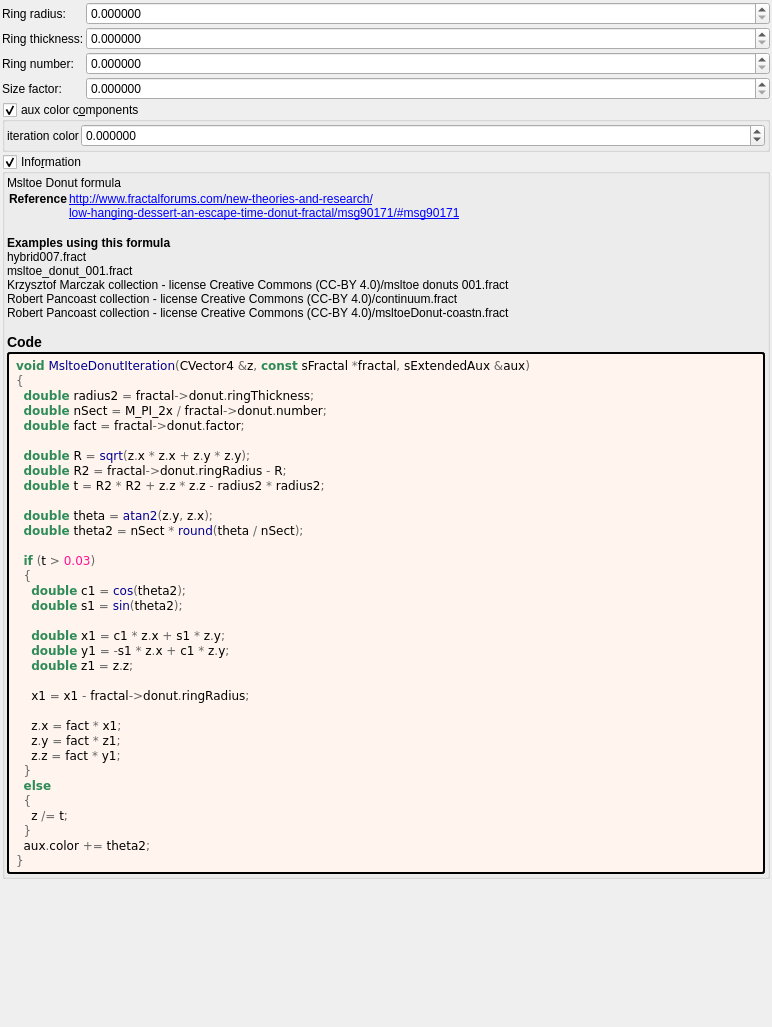
Before: the Qt Designer form mandelbulber2/formula/ui/difs_msltoe_donut.ui in buddhi1980/mandelbulber2, drawn with Qt 5.
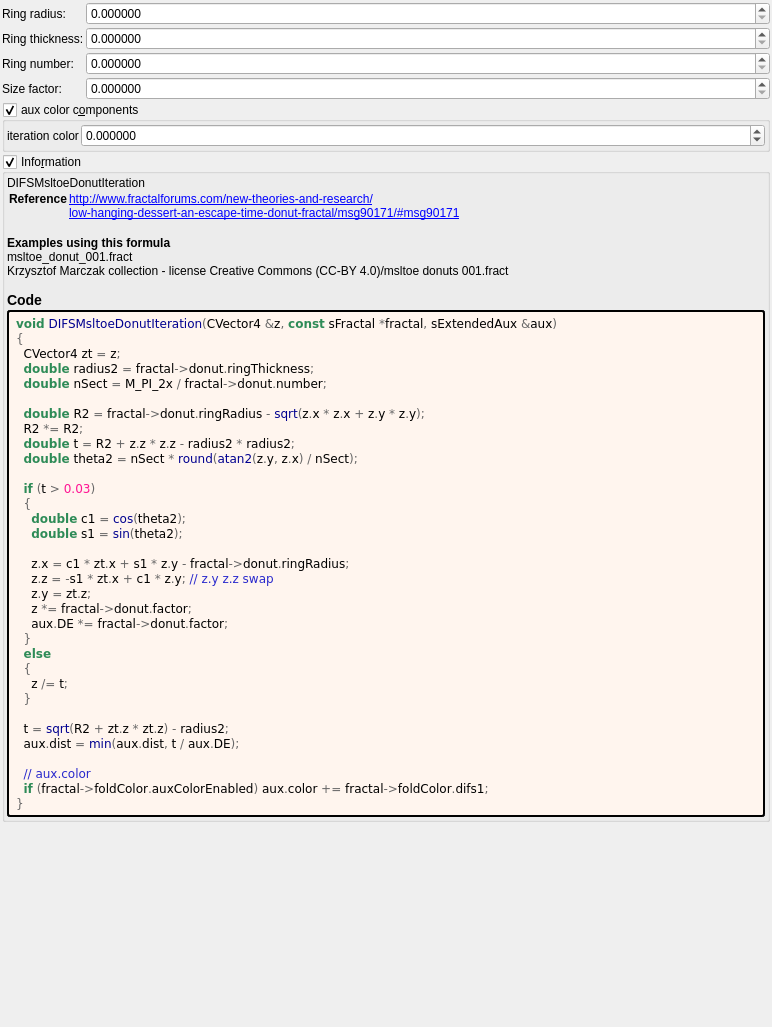
After: the same form once the commit is applied. Custom widgets are drawn as their Qt base class.

Commit message: Updated OpenCL formulas and UI files using populate*.php scripts

Diff of the .ui file:
```diff
--- a/mandelbulber2/formula/ui/difs_msltoe_donut.ui
+++ b/mandelbulber2/formula/ui/difs_msltoe_donut.ui
@@ -272,12 +272,12 @@
       <item>
        <widget class="QLabel" name="label_information_general">
         <property name="text">
-         <string notr="true">&lt;p&gt;Msltoe Donut formula&lt;/p&gt;&lt;table&gt;
+         <string notr="true">&lt;p&gt;DIFSMsltoeDonutIteration&lt;/p&gt;&lt;table&gt;
 &lt;tr&gt;&lt;th&gt;Reference&lt;/th&gt;&lt;td&gt;&lt;a href=&quot;http://www.fractalforums.com/new-theories-and-research/&quot;&gt;http://www.fractalforums.com/new-theories-and-research/&lt;br&gt;
 &lt;a href=&quot;low-hanging-dessert-an-escape-time-donut-fractal/msg90171/#msg90171&quot;&gt;low-hanging-dessert-an-escape-time-donut-fractal/msg90171/#msg90171&lt;br&gt;
 &lt;/td&gt;&lt;/tr&gt;
 &lt;/table&gt;
-&lt;br&gt;&lt;b&gt;Examples using this formula&lt;/b&gt;&lt;br&gt;hybrid007.fract&lt;br&gt;msltoe_donut_001.fract&lt;br&gt;Krzysztof Marczak collection - license Creative Commons (CC-BY 4.0)/msltoe donuts 001.fract&lt;br&gt;Robert Pancoast collection - license Creative Commons (CC-BY 4.0)/continuum.fract&lt;br&gt;Robert Pancoast collection - license Creative Commons (CC-BY 4.0)/msltoeDonut-coastn.fract&lt;h3&gt;Code&lt;/h3&gt;</string>
+&lt;br&gt;&lt;b&gt;Examples using this formula&lt;/b&gt;&lt;br&gt;msltoe_donut_001.fract&lt;br&gt;Krzysztof Marczak collection - license Creative Commons (CC-BY 4.0)/msltoe donuts 001.fract&lt;h3&gt;Code&lt;/h3&gt;</string>
         </property>
         <property name="wordWrap">
          <bool>true</bool>
@@ -297,39 +297,38 @@
         </property>
         <property name="text">
          <string notr="true">&lt;body style=&quot;background-color:#fff5ee&quot;&gt;
-&lt;pre style=&quot;color:#000000; background-color:#fff5ee;  font-family:'Courier New',monospace;&quot;&gt;&lt;span style=&quot;color:#2e8b57; font-weight:bold&quot;&gt;void&lt;/span&gt; &lt;span style=&quot;color:#00008f&quot;&gt;MsltoeDonutIteration&lt;/span&gt;&lt;span style=&quot;color:#676767&quot;&gt;(&lt;/span&gt;CVector4 &lt;span style=&quot;color:#676767&quot;&gt;&amp;amp;&lt;/span&gt;z&lt;span style=&quot;color:#676767&quot;&gt;,&lt;/span&gt; &lt;span style=&quot;color:#2e8b57; font-weight:bold&quot;&gt;const&lt;/span&gt; sFractal &lt;span style=&quot;color:#676767&quot;&gt;*&lt;/span&gt;fractal&lt;span style=&quot;color:#676767&quot;&gt;,&lt;/span&gt; sExtendedAux &lt;span style=&quot;color:#676767&quot;&gt;&amp;amp;&lt;/span&gt;aux&lt;span style=&quot;color:#676767&quot;&gt;)&lt;/span&gt;
+&lt;pre style=&quot;color:#000000; background-color:#fff5ee;  font-family:'Courier New',monospace;&quot;&gt;&lt;span style=&quot;color:#2e8b57; font-weight:bold&quot;&gt;void&lt;/span&gt; &lt;span style=&quot;color:#00008f&quot;&gt;DIFSMsltoeDonutIteration&lt;/span&gt;&lt;span style=&quot;color:#676767&quot;&gt;(&lt;/span&gt;CVector4 &lt;span style=&quot;color:#676767&quot;&gt;&amp;amp;&lt;/span&gt;z&lt;span style=&quot;color:#676767&quot;&gt;,&lt;/span&gt; &lt;span style=&quot;color:#2e8b57; font-weight:bold&quot;&gt;const&lt;/span&gt; sFractal &lt;span style=&quot;color:#676767&quot;&gt;*&lt;/span&gt;fractal&lt;span style=&quot;color:#676767&quot;&gt;,&lt;/span&gt; sExtendedAux &lt;span style=&quot;color:#676767&quot;&gt;&amp;amp;&lt;/span&gt;aux&lt;span style=&quot;color:#676767&quot;&gt;)&lt;/span&gt;
 &lt;span style=&quot;color:#676767&quot;&gt;{&lt;/span&gt;
+  CVector4 zt &lt;span style=&quot;color:#676767&quot;&gt;=&lt;/span&gt; z&lt;span style=&quot;color:#676767&quot;&gt;;&lt;/span&gt;
   &lt;span style=&quot;color:#2e8b57; font-weight:bold&quot;&gt;double&lt;/span&gt; radius2 &lt;span style=&quot;color:#676767&quot;&gt;=&lt;/span&gt; fractal&lt;span style=&quot;color:#676767&quot;&gt;-&amp;gt;&lt;/span&gt;donut&lt;span style=&quot;color:#676767&quot;&gt;.&lt;/span&gt;ringThickness&lt;span style=&quot;color:#676767&quot;&gt;;&lt;/span&gt;
   &lt;span style=&quot;color:#2e8b57; font-weight:bold&quot;&gt;double&lt;/span&gt; nSect &lt;span style=&quot;color:#676767&quot;&gt;=&lt;/span&gt; M_PI_2x &lt;span style=&quot;color:#676767&quot;&gt;/&lt;/span&gt; fractal&lt;span style=&quot;color:#676767&quot;&gt;-&amp;gt;&lt;/span&gt;donut&lt;span style=&quot;color:#676767&quot;&gt;.&lt;/span&gt;number&lt;span style=&quot;color:#676767&quot;&gt;;&lt;/span&gt;
-  &lt;span style=&quot;color:#2e8b57; font-weight:bold&quot;&gt;double&lt;/span&gt; fact &lt;span style=&quot;color:#676767&quot;&gt;=&lt;/span&gt; fractal&lt;span style=&quot;color:#676767&quot;&gt;-&amp;gt;&lt;/span&gt;donut&lt;span style=&quot;color:#676767&quot;&gt;.&lt;/span&gt;factor&lt;span style=&quot;color:#676767&quot;&gt;;&lt;/span&gt;
 
-  &lt;span style=&quot;color:#2e8b57; font-weight:bold&quot;&gt;double&lt;/span&gt; R &lt;span style=&quot;color:#676767&quot;&gt;=&lt;/span&gt; &lt;span style=&quot;color:#00008f&quot;&gt;sqrt&lt;/span&gt;&lt;span style=&quot;color:#676767&quot;&gt;(&lt;/span&gt;z&lt;span style=&quot;color:#676767&quot;&gt;.&lt;/span&gt;x &lt;span style=&quot;color:#676767&quot;&gt;*&lt;/span&gt; z&lt;span style=&quot;color:#676767&quot;&gt;.&lt;/span&gt;x &lt;span style=&quot;color:#676767&quot;&gt;+&lt;/span&gt; z&lt;span style=&quot;color:#676767&quot;&gt;.&lt;/span&gt;y &lt;span style=&quot;color:#676767&quot;&gt;*&lt;/span&gt; z&lt;span style=&quot;color:#676767&quot;&gt;.&lt;/span&gt;y&lt;span style=&quot;color:#676767&quot;&gt;);&lt;/span&gt;
-  &lt;span style=&quot;color:#2e8b57; font-weight:bold&quot;&gt;double&lt;/span&gt; R2 &lt;span style=&quot;color:#676767&quot;&gt;=&lt;/span&gt; fractal&lt;span style=&quot;color:#676767&quot;&gt;-&amp;gt;&lt;/span&gt;donut&lt;span style=&quot;color:#676767&quot;&gt;.&lt;/span&gt;ringRadius &lt;span style=&quot;color:#676767&quot;&gt;-&lt;/span&gt; R&lt;span style=&quot;color:#676767&quot;&gt;;&lt;/span&gt;
-  &lt;span style=&quot;color:#2e8b57; font-weight:bold&quot;&gt;double&lt;/span&gt; t &lt;span style=&quot;color:#676767&quot;&gt;=&lt;/span&gt; R2 &lt;span style=&quot;color:#676767&quot;&gt;*&lt;/span&gt; R2 &lt;span style=&quot;color:#676767&quot;&gt;+&lt;/span&gt; z&lt;span style=&quot;color:#676767&quot;&gt;.&lt;/span&gt;z &lt;span style=&quot;color:#676767&quot;&gt;*&lt;/span&gt; z&lt;span style=&quot;color:#676767&quot;&gt;.&lt;/span&gt;z &lt;span style=&quot;color:#676767&quot;&gt;-&lt;/span&gt; radius2 &lt;span style=&quot;color:#676767&quot;&gt;*&lt;/span&gt; radius2&lt;span style=&quot;color:#676767&quot;&gt;;&lt;/span&gt;
-
-  &lt;span style=&quot;color:#2e8b57; font-weight:bold&quot;&gt;double&lt;/span&gt; theta &lt;span style=&quot;color:#676767&quot;&gt;=&lt;/span&gt; &lt;span style=&quot;color:#00008f&quot;&gt;atan2&lt;/span&gt;&lt;span style=&quot;color:#676767&quot;&gt;(&lt;/span&gt;z&lt;span style=&quot;color:#676767&quot;&gt;.&lt;/span&gt;y&lt;span style=&quot;color:#676767&quot;&gt;,&lt;/span&gt; z&lt;span style=&quot;color:#676767&quot;&gt;.&lt;/span&gt;x&lt;span style=&quot;color:#676767&quot;&gt;);&lt;/span&gt;
-  &lt;span style=&quot;color:#2e8b57; font-weight:bold&quot;&gt;double&lt;/span&gt; theta2 &lt;span style=&quot;color:#676767&quot;&gt;=&lt;/span&gt; nSect &lt;span style=&quot;color:#676767&quot;&gt;*&lt;/span&gt; &lt;span style=&quot;color:#00008f&quot;&gt;round&lt;/span&gt;&lt;span style=&quot;color:#676767&quot;&gt;(&lt;/span&gt;theta &lt;span style=&quot;color:#676767&quot;&gt;/&lt;/span&gt; nSect&lt;span style=&quot;color:#676767&quot;&gt;);&lt;/span&gt;
+  &lt;span style=&quot;color:#2e8b57; font-weight:bold&quot;&gt;double&lt;/span&gt; R2 &lt;span style=&quot;color:#676767&quot;&gt;=&lt;/span&gt; fractal&lt;span style=&quot;color:#676767&quot;&gt;-&amp;gt;&lt;/span&gt;donut&lt;span style=&quot;color:#676767&quot;&gt;.&lt;/span&gt;ringRadius &lt;span style=&quot;color:#676767&quot;&gt;-&lt;/span&gt; &lt;span style=&quot;color:#00008f&quot;&gt;sqrt&lt;/span&gt;&lt;span style=&quot;color:#676767&quot;&gt;(&lt;/span&gt;z&lt;span style=&quot;color:#676767&quot;&gt;.&lt;/span&gt;x &lt;span style=&quot;color:#676767&quot;&gt;*&lt;/span&gt; z&lt;span style=&quot;color:#676767&quot;&gt;.&lt;/span&gt;x &lt;span style=&quot;color:#676767&quot;&gt;+&lt;/span&gt; z&lt;span style=&quot;color:#676767&quot;&gt;.&lt;/span&gt;y &lt;span style=&quot;color:#676767&quot;&gt;*&lt;/span&gt; z&lt;span style=&quot;color:#676767&quot;&gt;.&lt;/span&gt;y&lt;span style=&quot;color:#676767&quot;&gt;);&lt;/span&gt;
+  R2 &lt;span style=&quot;color:#676767&quot;&gt;*=&lt;/span&gt; R2&lt;span style=&quot;color:#676767&quot;&gt;;&lt;/span&gt;
+  &lt;span style=&quot;color:#2e8b57; font-weight:bold&quot;&gt;double&lt;/span&gt; t &lt;span style=&quot;color:#676767&quot;&gt;=&lt;/span&gt; R2 &lt;span style=&quot;color:#676767&quot;&gt;+&lt;/span&gt; z&lt;span style=&quot;color:#676767&quot;&gt;.&lt;/span&gt;z &lt;span style=&quot;color:#676767&quot;&gt;*&lt;/span&gt; z&lt;span style=&quot;color:#676767&quot;&gt;.&lt;/span&gt;z &lt;span style=&quot;color:#676767&quot;&gt;-&lt;/span&gt; radius2 &lt;span style=&quot;color:#676767&quot;&gt;*&lt;/span&gt; radius2&lt;span style=&quot;color:#676767&quot;&gt;;&lt;/span&gt;
+  &lt;span style=&quot;color:#2e8b57; font-weight:bold&quot;&gt;double&lt;/span&gt; theta2 &lt;span style=&quot;color:#676767&quot;&gt;=&lt;/span&gt; nSect &lt;span style=&quot;color:#676767&quot;&gt;*&lt;/span&gt; &lt;span style=&quot;color:#00008f&quot;&gt;round&lt;/span&gt;&lt;span style=&quot;color:#676767&quot;&gt;(&lt;/span&gt;&lt;span style=&quot;color:#00008f&quot;&gt;atan2&lt;/span&gt;&lt;span style=&quot;color:#676767&quot;&gt;(&lt;/span&gt;z&lt;span style=&quot;color:#676767&quot;&gt;.&lt;/span&gt;y&lt;span style=&quot;color:#676767&quot;&gt;,&lt;/span&gt; z&lt;span style=&quot;color:#676767&quot;&gt;.&lt;/span&gt;x&lt;span style=&quot;color:#676767&quot;&gt;) /&lt;/span&gt; nSect&lt;span style=&quot;color:#676767&quot;&gt;);&lt;/span&gt;
 
   &lt;span style=&quot;color:#2e8b57; font-weight:bold&quot;&gt;if&lt;/span&gt; &lt;span style=&quot;color:#676767&quot;&gt;(&lt;/span&gt;t &lt;span style=&quot;color:#676767&quot;&gt;&amp;gt;&lt;/span&gt; &lt;span style=&quot;color:#ff1493&quot;&gt;0.03&lt;/span&gt;&lt;span style=&quot;color:#676767&quot;&gt;)&lt;/span&gt;
   &lt;span style=&quot;color:#676767&quot;&gt;{&lt;/span&gt;
     &lt;span style=&quot;color:#2e8b57; font-weight:bold&quot;&gt;double&lt;/span&gt; c1 &lt;span style=&quot;color:#676767&quot;&gt;=&lt;/span&gt; &lt;span style=&quot;color:#00008f&quot;&gt;cos&lt;/span&gt;&lt;span style=&quot;color:#676767&quot;&gt;(&lt;/span&gt;theta2&lt;span style=&quot;color:#676767&quot;&gt;);&lt;/span&gt;
     &lt;span style=&quot;color:#2e8b57; font-weight:bold&quot;&gt;double&lt;/span&gt; s1 &lt;span style=&quot;color:#676767&quot;&gt;=&lt;/span&gt; &lt;span style=&quot;color:#00008f&quot;&gt;sin&lt;/span&gt;&lt;span style=&quot;color:#676767&quot;&gt;(&lt;/span&gt;theta2&lt;span style=&quot;color:#676767&quot;&gt;);&lt;/span&gt;
 
-    &lt;span style=&quot;color:#2e8b57; font-weight:bold&quot;&gt;double&lt;/span&gt; x1 &lt;span style=&quot;color:#676767&quot;&gt;=&lt;/span&gt; c1 &lt;span style=&quot;color:#676767&quot;&gt;*&lt;/span&gt; z&lt;span style=&quot;color:#676767&quot;&gt;.&lt;/span&gt;x &lt;span style=&quot;color:#676767&quot;&gt;+&lt;/span&gt; s1 &lt;span style=&quot;color:#676767&quot;&gt;*&lt;/span&gt; z&lt;span style=&quot;color:#676767&quot;&gt;.&lt;/span&gt;y&lt;span style=&quot;color:#676767&quot;&gt;;&lt;/span&gt;
-    &lt;span style=&quot;color:#2e8b57; font-weight:bold&quot;&gt;double&lt;/span&gt; y1 &lt;span style=&quot;color:#676767&quot;&gt;= -&lt;/span&gt;s1 &lt;span style=&quot;color:#676767&quot;&gt;*&lt;/span&gt; z&lt;span style=&quot;color:#676767&quot;&gt;.&lt;/span&gt;x &lt;span style=&quot;color:#676767&quot;&gt;+&lt;/span&gt; c1 &lt;span style=&quot;color:#676767&quot;&gt;*&lt;/span&gt; z&lt;span style=&quot;color:#676767&quot;&gt;.&lt;/span&gt;y&lt;span style=&quot;color:#676767&quot;&gt;;&lt;/span&gt;
-    &lt;span style=&quot;color:#2e8b57; font-weight:bold&quot;&gt;double&lt;/span&gt; z1 &lt;span style=&quot;color:#676767&quot;&gt;=&lt;/span&gt; z&lt;span style=&quot;color:#676767&quot;&gt;.&lt;/span&gt;z&lt;span style=&quot;color:#676767&quot;&gt;;&lt;/span&gt;
-
-    x1 &lt;span style=&quot;color:#676767&quot;&gt;=&lt;/span&gt; x1 &lt;span style=&quot;color:#676767&quot;&gt;-&lt;/span&gt; fractal&lt;span style=&quot;color:#676767&quot;&gt;-&amp;gt;&lt;/span&gt;donut&lt;span style=&quot;color:#676767&quot;&gt;.&lt;/span&gt;ringRadius&lt;span style=&quot;color:#676767&quot;&gt;;&lt;/span&gt;
-
-    z&lt;span style=&quot;color:#676767&quot;&gt;.&lt;/span&gt;x &lt;span style=&quot;color:#676767&quot;&gt;=&lt;/span&gt; fact &lt;span style=&quot;color:#676767&quot;&gt;*&lt;/span&gt; x1&lt;span style=&quot;color:#676767&quot;&gt;;&lt;/span&gt;
-    z&lt;span style=&quot;color:#676767&quot;&gt;.&lt;/span&gt;y &lt;span style=&quot;color:#676767&quot;&gt;=&lt;/span&gt; fact &lt;span style=&quot;color:#676767&quot;&gt;*&lt;/span&gt; z1&lt;span style=&quot;color:#676767&quot;&gt;;&lt;/span&gt;
-    z&lt;span style=&quot;color:#676767&quot;&gt;.&lt;/span&gt;z &lt;span style=&quot;color:#676767&quot;&gt;=&lt;/span&gt; fact &lt;span style=&quot;color:#676767&quot;&gt;*&lt;/span&gt; y1&lt;span style=&quot;color:#676767&quot;&gt;;&lt;/span&gt;
+    z&lt;span style=&quot;color:#676767&quot;&gt;.&lt;/span&gt;x &lt;span style=&quot;color:#676767&quot;&gt;=&lt;/span&gt; c1 &lt;span style=&quot;color:#676767&quot;&gt;*&lt;/span&gt; zt&lt;span style=&quot;color:#676767&quot;&gt;.&lt;/span&gt;x &lt;span style=&quot;color:#676767&quot;&gt;+&lt;/span&gt; s1 &lt;span style=&quot;color:#676767&quot;&gt;*&lt;/span&gt; z&lt;span style=&quot;color:#676767&quot;&gt;.&lt;/span&gt;y &lt;span style=&quot;color:#676767&quot;&gt;-&lt;/span&gt; fractal&lt;span style=&quot;color:#676767&quot;&gt;-&amp;gt;&lt;/span&gt;donut&lt;span style=&quot;color:#676767&quot;&gt;.&lt;/span&gt;ringRadius&lt;span style=&quot;color:#676767&quot;&gt;;&lt;/span&gt;
+    z&lt;span style=&quot;color:#676767&quot;&gt;.&lt;/span&gt;z &lt;span style=&quot;color:#676767&quot;&gt;= -&lt;/span&gt;s1 &lt;span style=&quot;color:#676767&quot;&gt;*&lt;/span&gt; zt&lt;span style=&quot;color:#676767&quot;&gt;.&lt;/span&gt;x &lt;span style=&quot;color:#676767&quot;&gt;+&lt;/span&gt; c1 &lt;span style=&quot;color:#676767&quot;&gt;*&lt;/span&gt; z&lt;span style=&quot;color:#676767&quot;&gt;.&lt;/span&gt;y&lt;span style=&quot;color:#676767&quot;&gt;;&lt;/span&gt; &lt;span style=&quot;color:#2929cc&quot;&gt;// z.y z.z swap&lt;/span&gt;
+    z&lt;span style=&quot;color:#676767&quot;&gt;.&lt;/span&gt;y &lt;span style=&quot;color:#676767&quot;&gt;=&lt;/span&gt; zt&lt;span style=&quot;color:#676767&quot;&gt;.&lt;/span&gt;z&lt;span style=&quot;color:#676767&quot;&gt;;&lt;/span&gt;
+    z &lt;span style=&quot;color:#676767&quot;&gt;*=&lt;/span&gt; fractal&lt;span style=&quot;color:#676767&quot;&gt;-&amp;gt;&lt;/span&gt;donut&lt;span style=&quot;color:#676767&quot;&gt;.&lt;/span&gt;factor&lt;span style=&quot;color:#676767&quot;&gt;;&lt;/span&gt;
+    aux&lt;span style=&quot;color:#676767&quot;&gt;.&lt;/span&gt;DE &lt;span style=&quot;color:#676767&quot;&gt;*=&lt;/span&gt; fractal&lt;span style=&quot;color:#676767&quot;&gt;-&amp;gt;&lt;/span&gt;donut&lt;span style=&quot;color:#676767&quot;&gt;.&lt;/span&gt;factor&lt;span style=&quot;color:#676767&quot;&gt;;&lt;/span&gt;
   &lt;span style=&quot;color:#676767&quot;&gt;}&lt;/span&gt;
   &lt;span style=&quot;color:#2e8b57; font-weight:bold&quot;&gt;else&lt;/span&gt;
   &lt;span style=&quot;color:#676767&quot;&gt;{&lt;/span&gt;
     z &lt;span style=&quot;color:#676767&quot;&gt;/=&lt;/span&gt; t&lt;span style=&quot;color:#676767&quot;&gt;;&lt;/span&gt;
   &lt;span style=&quot;color:#676767&quot;&gt;}&lt;/span&gt;
-  aux&lt;span style=&quot;color:#676767&quot;&gt;.&lt;/span&gt;color &lt;span style=&quot;color:#676767&quot;&gt;+=&lt;/span&gt; theta2&lt;span style=&quot;color:#676767&quot;&gt;;&lt;/span&gt;
+
+  t &lt;span style=&quot;color:#676767&quot;&gt;=&lt;/span&gt; &lt;span style=&quot;color:#00008f&quot;&gt;sqrt&lt;/span&gt;&lt;span style=&quot;color:#676767&quot;&gt;(&lt;/span&gt;R2 &lt;span style=&quot;color:#676767&quot;&gt;+&lt;/span&gt; zt&lt;span style=&quot;color:#676767&quot;&gt;.&lt;/span&gt;z &lt;span style=&quot;color:#676767&quot;&gt;*&lt;/span&gt; zt&lt;span style=&quot;color:#676767&quot;&gt;.&lt;/span&gt;z&lt;span style=&quot;color:#676767&quot;&gt;) -&lt;/span&gt; radius2&lt;span style=&quot;color:#676767&quot;&gt;;&lt;/span&gt;
+  aux&lt;span style=&quot;color:#676767&quot;&gt;.&lt;/span&gt;dist &lt;span style=&quot;color:#676767&quot;&gt;=&lt;/span&gt; &lt;span style=&quot;color:#00008f&quot;&gt;min&lt;/span&gt;&lt;span style=&quot;color:#676767&quot;&gt;(&lt;/span&gt;aux&lt;span style=&quot;color:#676767&quot;&gt;.&lt;/span&gt;dist&lt;span style=&quot;color:#676767&quot;&gt;,&lt;/span&gt; t &lt;span style=&quot;color:#676767&quot;&gt;/&lt;/span&gt; aux&lt;span style=&quot;color:#676767&quot;&gt;.&lt;/span&gt;DE&lt;span style=&quot;color:#676767&quot;&gt;);&lt;/span&gt;
+
+  &lt;span style=&quot;color:#2929cc&quot;&gt;// aux.color&lt;/span&gt;
+  &lt;span style=&quot;color:#2e8b57; font-weight:bold&quot;&gt;if&lt;/span&gt; &lt;span style=&quot;color:#676767&quot;&gt;(&lt;/span&gt;fractal&lt;span style=&quot;color:#676767&quot;&gt;-&amp;gt;&lt;/span&gt;foldColor&lt;span style=&quot;color:#676767&quot;&gt;.&lt;/span&gt;auxColorEnabled&lt;span style=&quot;color:#676767&quot;&gt;)&lt;/span&gt; aux&lt;span style=&quot;color:#676767&quot;&gt;.&lt;/span&gt;color &lt;span style=&quot;color:#676767&quot;&gt;+=&lt;/span&gt; fractal&lt;span style=&quot;color:#676767&quot;&gt;-&amp;gt;&lt;/span&gt;foldColor&lt;span style=&quot;color:#676767&quot;&gt;.&lt;/span&gt;difs1&lt;span style=&quot;color:#676767&quot;&gt;;&lt;/span&gt;
 &lt;span style=&quot;color:#676767&quot;&gt;}&lt;/span&gt;
 &lt;/pre&gt;
 &lt;/body&gt;</string>
```
Left out of the diff: 4 changed lines with no effect on the pictures. The commit also changes 24 other files.
